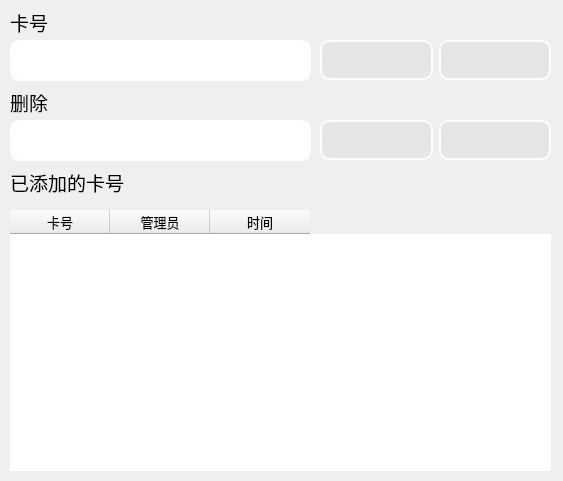
Qt form ui/uiProject.ui (xmmxhxxl/RFIDUi) before a commit.
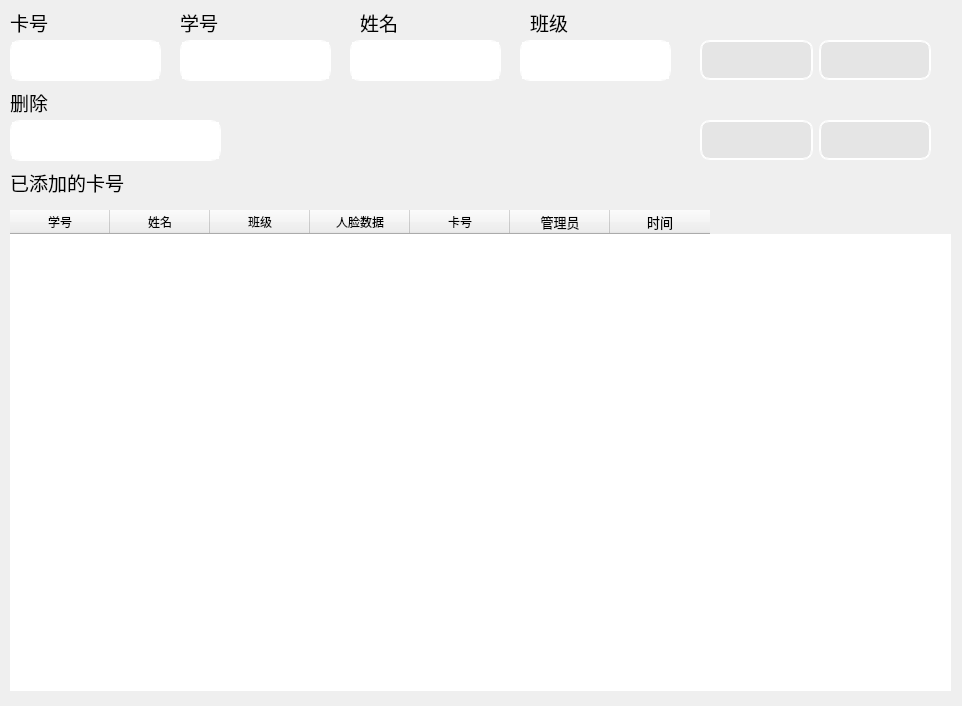
The same form after that commit. Icons and pictures are not drawn.

Commit message: 添加了更多信息，但是数据库存储存在问题1.4

```diff
--- a/ui/uiProject.ui
+++ b/ui/uiProject.ui
@@ -6,8 +6,8 @@
    <rect>
     <x>0</x>
     <y>0</y>
-    <width>563</width>
-    <height>481</height>
+    <width>962</width>
+    <height>706</height>
    </rect>
   </property>
   <property name="windowTitle">
@@ -46,7 +46,7 @@
     <rect>
      <x>10</x>
      <y>40</y>
-     <width>301</width>
+     <width>151</width>
      <height>41</height>
     </rect>
    </property>
@@ -59,7 +59,7 @@
   <widget class="QWidget" name="layoutWidget">
    <property name="geometry">
     <rect>
-     <x>320</x>
+     <x>700</x>
      <y>40</y>
      <width>231</width>
      <height>41</height>
@@ -163,8 +163,8 @@
     <rect>
      <x>10</x>
      <y>210</y>
-     <width>541</width>
-     <height>261</height>
+     <width>941</width>
+     <height>481</height>
     </rect>
    </property>
    <property name="styleSheet">
@@ -172,19 +172,30 @@
  	border: 0px groove white;
 	font: 10pt &quot;宋体&quot;;</string>
    </property>
+   <column>
+    <property name="text">
+     <string>学号</string>
+    </property>
+   </column>
+   <column>
+    <property name="text">
+     <string>姓名</string>
+    </property>
+   </column>
+   <column>
+    <property name="text">
+     <string>班级</string>
+    </property>
+   </column>
+   <column>
+    <property name="text">
+     <string>人脸数据</string>
+    </property>
+   </column>
    <column>
     <property name="text">
      <string>卡号</string>
     </property>
-    <property name="font">
-     <font>
-      <family>宋体</family>
-      <pointsize>10</pointsize>
-     </font>
-    </property>
-    <property name="textAlignment">
-     <set>AlignHCenter|AlignBottom</set>
-    </property>
    </column>
    <column>
     <property name="text">
@@ -239,7 +250,7 @@
     <rect>
      <x>10</x>
      <y>120</y>
-     <width>301</width>
+     <width>211</width>
      <height>41</height>
     </rect>
    </property>
@@ -252,7 +263,7 @@
   <widget class="QWidget" name="layoutWidget_2">
    <property name="geometry">
     <rect>
-     <x>320</x>
+     <x>700</x>
      <y>120</y>
      <width>231</width>
      <height>41</height>
@@ -326,6 +337,126 @@
     </item>
    </layout>
   </widget>
+  <widget class="QTextEdit" name="stu_num">
+   <property name="geometry">
+    <rect>
+     <x>180</x>
+     <y>40</y>
+     <width>151</width>
+     <height>41</height>
+    </rect>
+   </property>
+   <property name="styleSheet">
+    <string notr="true">	border-radius: 10px;  
+ 	border: 2px groove white;
+	font: 14pt &quot;宋体&quot;;</string>
+   </property>
+  </widget>
+  <widget class="QTextEdit" name="name">
+   <property name="geometry">
+    <rect>
+     <x>350</x>
+     <y>40</y>
+     <width>151</width>
+     <height>41</height>
+    </rect>
+   </property>
+   <property name="styleSheet">
+    <string notr="true">	border-radius: 10px;  
+ 	border: 2px groove white;
+	font: 14pt &quot;宋体&quot;;</string>
+   </property>
+  </widget>
+  <widget class="QTextEdit" name="classes">
+   <property name="geometry">
+    <rect>
+     <x>520</x>
+     <y>40</y>
+     <width>151</width>
+     <height>41</height>
+    </rect>
+   </property>
+   <property name="styleSheet">
+    <string notr="true">	border-radius: 10px;  
+ 	border: 2px groove white;
+	font: 14pt &quot;宋体&quot;;</string>
+   </property>
+  </widget>
+  <widget class="QLabel" name="stu_numtext">
+   <property name="enabled">
+    <bool>true</bool>
+   </property>
+   <property name="geometry">
+    <rect>
+     <x>180</x>
+     <y>10</y>
+     <width>121</width>
+     <height>24</height>
+    </rect>
+   </property>
+   <property name="font">
+    <font>
+     <family>宋体</family>
+     <pointsize>14</pointsize>
+     <weight>50</weight>
+     <italic>false</italic>
+     <bold>false</bold>
+    </font>
+   </property>
+   <property name="text">
+    <string>学号</string>
+   </property>
+  </widget>
+  <widget class="QLabel" name="name_text">
+   <property name="enabled">
+    <bool>true</bool>
+   </property>
+   <property name="geometry">
+    <rect>
+     <x>360</x>
+     <y>10</y>
+     <width>121</width>
+     <height>24</height>
+    </rect>
+   </property>
+   <property name="font">
+    <font>
+     <family>宋体</family>
+     <pointsize>14</pointsize>
+     <weight>50</weight>
+     <italic>false</italic>
+     <bold>false</bold>
+    </font>
+   </property>
+   <property name="text">
+    <string>姓名</string>
+   </property>
+  </widget>
+  <widget class="QLabel" name="class_text">
+   <property name="enabled">
+    <bool>true</bool>
+   </property>
+   <property name="geometry">
+    <rect>
+     <x>530</x>
+     <y>10</y>
+     <width>121</width>
+     <height>24</height>
+    </rect>
+   </property>
+   <property name="font">
+    <font>
+     <family>宋体</family>
+     <pointsize>14</pointsize>
+     <weight>50</weight>
+     <italic>false</italic>
+     <bold>false</bold>
+    </font>
+   </property>
+   <property name="text">
+    <string>班级</string>
+   </property>
+  </widget>
  </widget>
  <resources>
   <include location="image.qrc"/>
```
Left out of the diff: 12 changed lines with no effect on the pictures. The commit also changes 6 other files.
